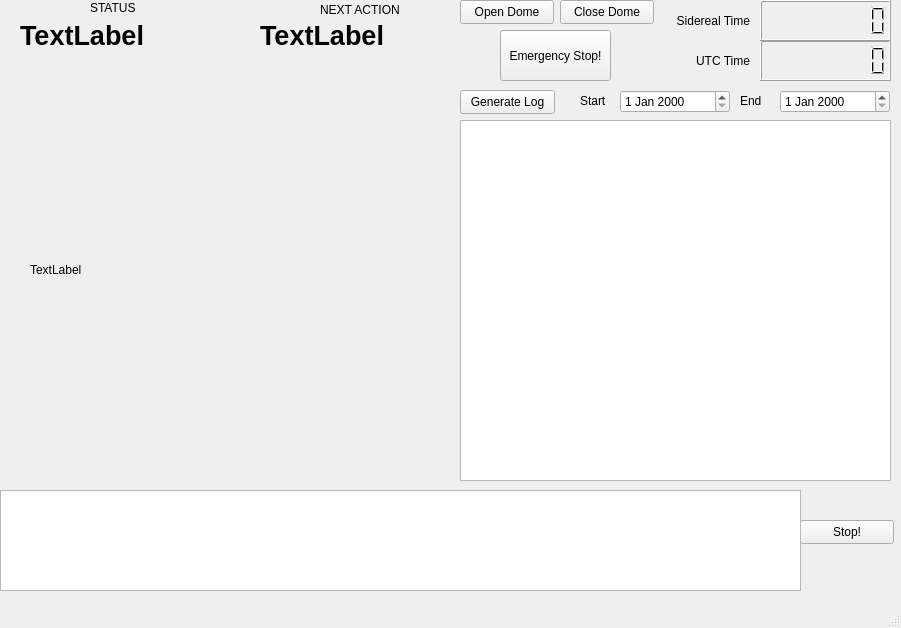
This is src/dome/src/view/graphical/tcs_gui.ui in avillalobos/quimal as Qt 5 draws it before an edit. The edited form follows.
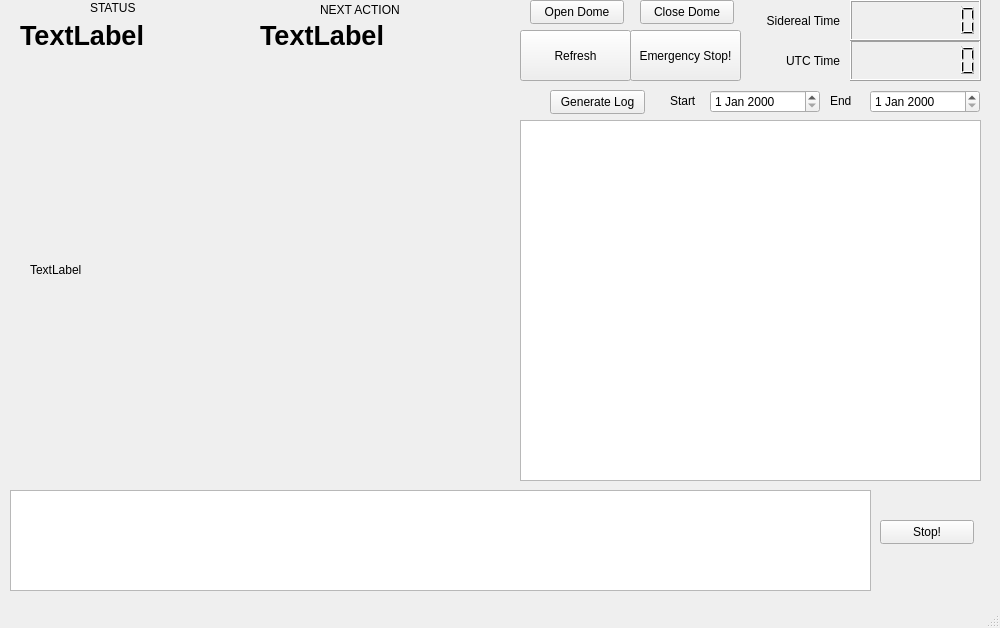
This is the edited form.

Commit message: Some modifications have been made and also it was added the new file "local_buttons_handler.py" to now when the control is local or remote based on buttons.

Diff of the .ui file:
```diff
--- a/src/dome/src/view/graphical/tcs_gui.ui
+++ b/src/dome/src/view/graphical/tcs_gui.ui
@@ -6,7 +6,7 @@
    <rect>
     <x>0</x>
     <y>0</y>
-    <width>901</width>
+    <width>1000</width>
     <height>628</height>
    </rect>
   </property>
@@ -17,7 +17,7 @@
    <widget class="QPushButton" name="Start_Stop">
     <property name="geometry">
      <rect>
-      <x>800</x>
+      <x>880</x>
       <y>520</y>
       <width>94</width>
       <height>24</height>
@@ -30,9 +30,9 @@
    <widget class="QPlainTextEdit" name="LogMonitor">
     <property name="geometry">
      <rect>
-      <x>0</x>
+      <x>10</x>
       <y>490</y>
-      <width>801</width>
+      <width>861</width>
       <height>101</height>
      </rect>
     </property>
@@ -55,7 +55,7 @@
    <widget class="QPushButton" name="open_dome_btn">
     <property name="geometry">
      <rect>
-      <x>460</x>
+      <x>530</x>
       <y>0</y>
       <width>94</width>
       <height>24</height>
@@ -68,7 +68,7 @@
    <widget class="QPushButton" name="close_dome_btn">
     <property name="geometry">
      <rect>
-      <x>560</x>
+      <x>640</x>
       <y>0</y>
       <width>94</width>
       <height>24</height>
@@ -81,12 +81,17 @@
    <widget class="QPushButton" name="emergency_stop_btn">
     <property name="geometry">
      <rect>
-      <x>500</x>
+      <x>630</x>
       <y>30</y>
       <width>111</width>
       <height>51</height>
      </rect>
     </property>
+    <property name="font">
+     <font>
+      <pointsize>9</pointsize>
+     </font>
+    </property>
     <property name="text">
      <string>Emergency Stop!</string>
     </property>
@@ -94,9 +99,9 @@
    <widget class="QTableView" name="sensor_display">
     <property name="geometry">
      <rect>
-      <x>460</x>
+      <x>520</x>
       <y>120</y>
-      <width>431</width>
+      <width>461</width>
       <height>361</height>
      </rect>
     </property>
@@ -123,7 +128,7 @@
    <widget class="QLCDNumber" name="lcd_local_time">
     <property name="geometry">
      <rect>
-      <x>760</x>
+      <x>850</x>
       <y>40</y>
       <width>131</width>
       <height>41</height>
@@ -142,7 +147,7 @@
    <widget class="QDateEdit" name="dateEdit">
     <property name="geometry">
      <rect>
-      <x>620</x>
+      <x>710</x>
       <y>90</y>
       <width>110</width>
       <height>23</height>
@@ -152,7 +157,7 @@
    <widget class="QDateEdit" name="dateEdit_2">
     <property name="geometry">
      <rect>
-      <x>780</x>
+      <x>870</x>
       <y>90</y>
       <width>110</width>
       <height>23</height>
@@ -162,7 +167,7 @@
    <widget class="QPushButton" name="btn_generate_log">
     <property name="geometry">
      <rect>
-      <x>460</x>
+      <x>550</x>
       <y>90</y>
       <width>95</width>
       <height>24</height>
@@ -175,7 +180,7 @@
    <widget class="QLabel" name="start_date_label">
     <property name="geometry">
      <rect>
-      <x>580</x>
+      <x>670</x>
       <y>90</y>
       <width>41</width>
       <height>21</height>
@@ -188,7 +193,7 @@
    <widget class="QLabel" name="start_date_label_2">
     <property name="geometry">
      <rect>
-      <x>740</x>
+      <x>830</x>
       <y>90</y>
       <width>41</width>
       <height>21</height>
@@ -201,7 +206,7 @@
    <widget class="QLCDNumber" name="lcd_sideral_time">
     <property name="geometry">
      <rect>
-      <x>760</x>
+      <x>850</x>
       <y>0</y>
       <width>131</width>
       <height>41</height>
@@ -220,7 +225,7 @@
    <widget class="QLabel" name="lbl_sideral_time">
     <property name="geometry">
      <rect>
-      <x>659</x>
+      <x>749</x>
       <y>10</y>
       <width>91</width>
       <height>22</height>
@@ -236,7 +241,7 @@
    <widget class="QLabel" name="lbl_local_time">
     <property name="geometry">
      <rect>
-      <x>670</x>
+      <x>760</x>
       <y>50</y>
       <width>80</width>
       <height>22</height>
@@ -315,6 +320,24 @@
      <string>NEXT ACTION</string>
     </property>
    </widget>
+   <widget class="QPushButton" name="btn_refresh_status">
+    <property name="geometry">
+     <rect>
+      <x>520</x>
+      <y>30</y>
+      <width>111</width>
+      <height>51</height>
+     </rect>
+    </property>
+    <property name="font">
+     <font>
+      <pointsize>9</pointsize>
+     </font>
+    </property>
+    <property name="text">
+     <string>Refresh</string>
+    </property>
+   </widget>
   </widget>
   <widget class="QMenuBar" name="menubar">
    <property name="geometry">
```
Left out of the diff: 25 changed lines with no effect on the pictures. The commit also changes 10 other files.
